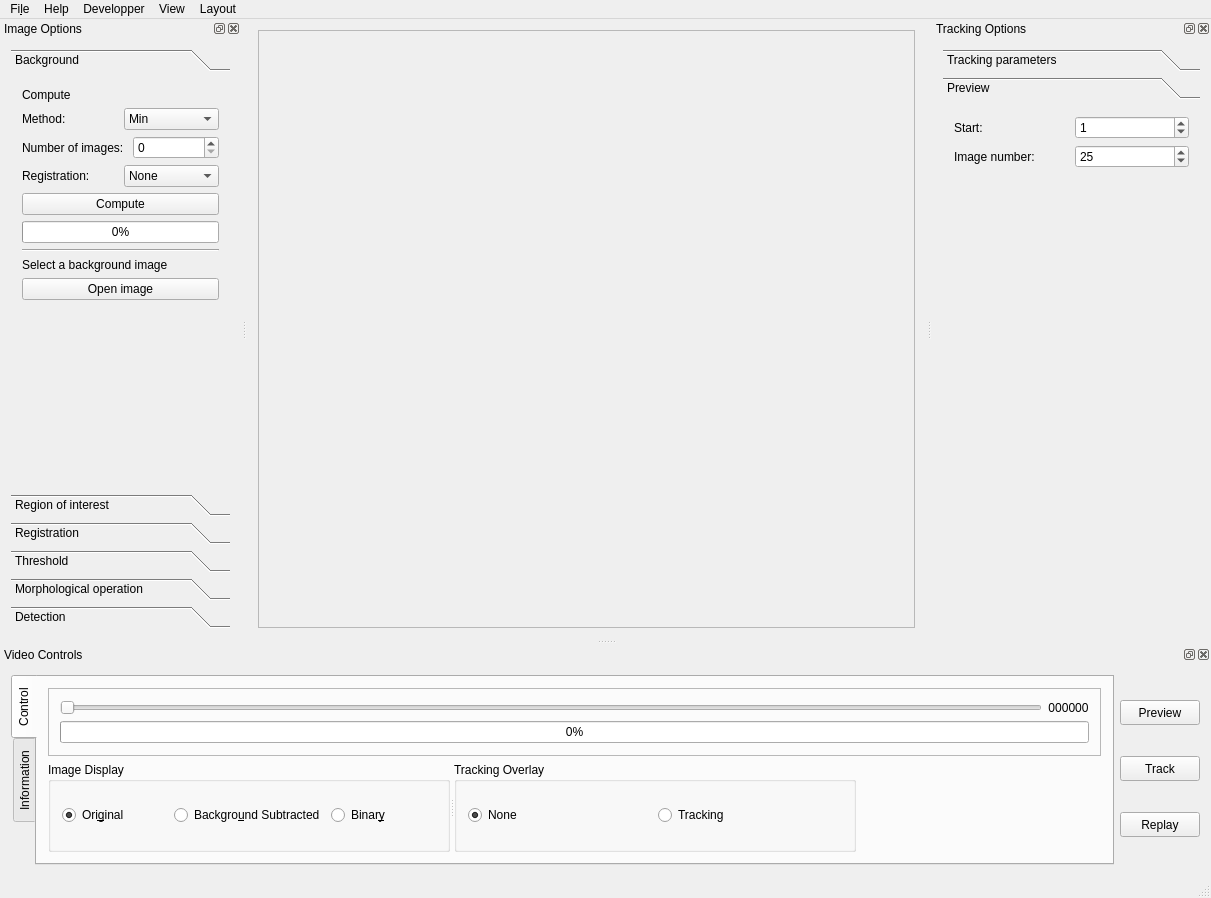
First picture: the form in src/interactive.ui, repository FastTrackOrg/FastTrack, before the edit.
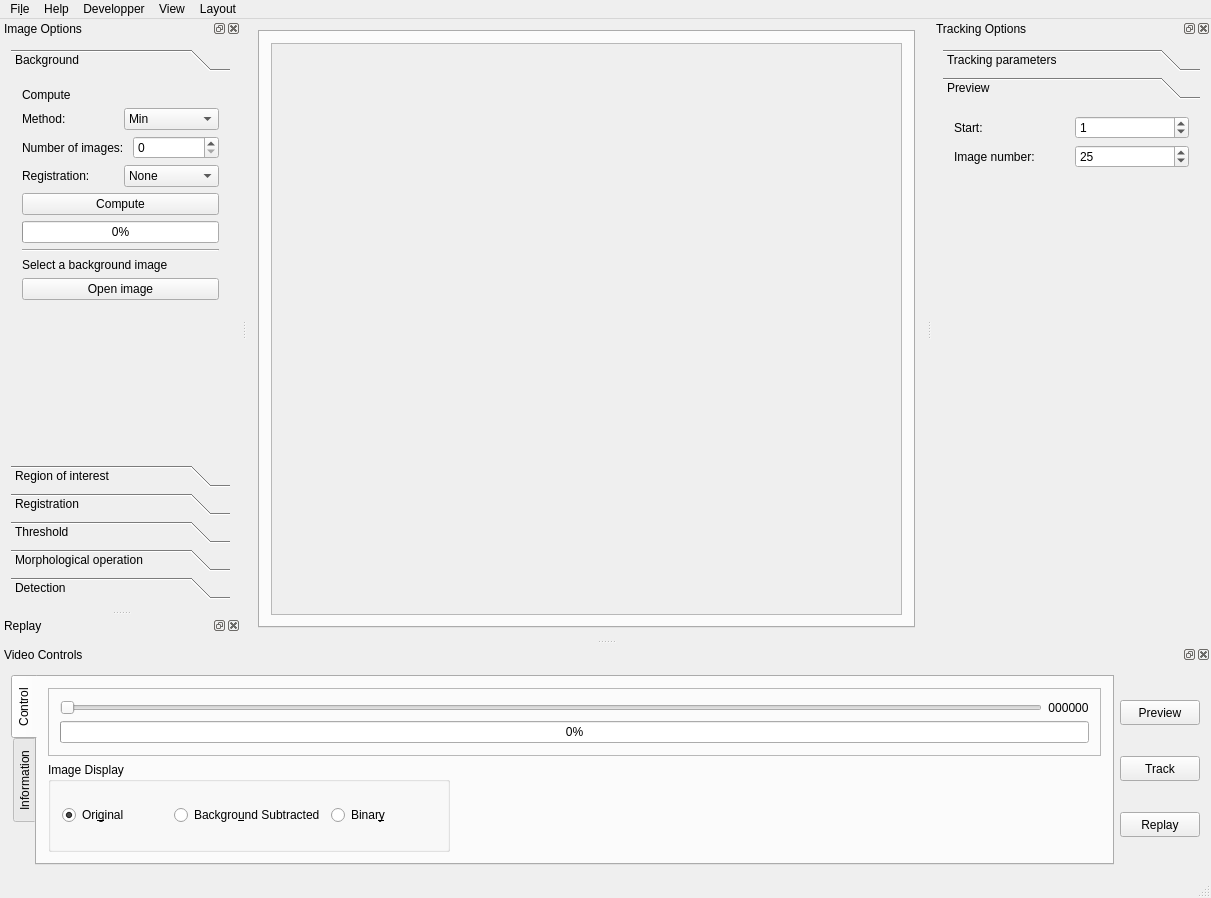
Second picture: the form after the edit. The open tabs and pages were chosen to show the change.

Commit message: [ref] replay: change ui layout

Patch:
```diff
--- a/src/interactive.ui
+++ b/src/interactive.ui
@@ -14,7 +14,26 @@
    <string>MainWindow</string>
   </property>
   <widget class="QWidget" name="centralwidget">
-   <layout class="QGridLayout" name="gridLayout_15">
+   <layout class="QGridLayout" name="gridLayout_14">
+    <item row="0" column="0">
+     <widget class="QTabWidget" name="interactiveTab">
+      <property name="currentIndex">
+       <number>0</number>
+      </property>
+      <property name="tabsClosable">
+       <bool>true</bool>
+      </property>
+      <property name="movable">
+       <bool>false</bool>
+      </property>
+      <property name="tabBarAutoHide">
+       <bool>true</bool>
+      </property>
+      <widget class="QWidget" name="tab_7">
+       <attribute name="title">
+        <string>Tracking</string>
+       </attribute>
+       <layout class="QGridLayout" name="gridLayout_12">
     <item row="0" column="0">
      <widget class="QScrollArea" name="scrollArea">
       <property name="verticalScrollBarPolicy">
@@ -34,8 +53,8 @@
         <rect>
          <x>0</x>
          <y>0</y>
-         <width>637</width>
-         <height>618</height>
+             <width>625</width>
+             <height>598</height>
         </rect>
        </property>
        <layout class="QGridLayout" name="gridLayout_2">
@@ -61,6 +80,10 @@
     </item>
    </layout>
   </widget>
+     </widget>
+    </item>
+   </layout>
+  </widget>
   <widget class="QStatusBar" name="statusbar"/>
   <widget class="QDockWidget" name="trackingOptions">
    <property name="minimumSize">
@@ -390,7 +413,7 @@
           <x>0</x>
           <y>0</y>
           <width>223</width>
-          <height>415</height>
+          <height>381</height>
          </rect>
         </property>
         <attribute name="label">
@@ -1117,7 +1140,7 @@
           <widget class="QSplitter" name="splitter">
            <property name="maximumSize">
             <size>
-             <width>808</width>
+             <width>402</width>
              <height>16777215</height>
             </size>
            </property>
@@ -1170,45 +1193,6 @@
              </item>
             </layout>
            </widget>
-           <widget class="QGroupBox" name="trackingOverlayGroup">
-            <property name="maximumSize">
-             <size>
-              <width>402</width>
-              <height>16777215</height>
-             </size>
-            </property>
-            <property name="title">
-             <string>Tracking Overlay</string>
-            </property>
-            <layout class="QGridLayout" name="gridLayout_12">
-             <item row="0" column="0">
-              <widget class="QRadioButton" name="isNone">
-               <property name="sizePolicy">
-                <sizepolicy hsizetype="Preferred" vsizetype="Fixed">
-                 <horstretch>0</horstretch>
-                 <verstretch>0</verstretch>
-                </sizepolicy>
-               </property>
-               <property name="text">
-                <string>None</string>
-               </property>
-               <property name="checked">
-                <bool>true</bool>
-               </property>
-              </widget>
-             </item>
-             <item row="0" column="1">
-              <widget class="QRadioButton" name="isTracked">
-               <property name="text">
-                <string>Tracking</string>
-               </property>
-               <property name="checkable">
-                <bool>false</bool>
-               </property>
-              </widget>
-             </item>
-            </layout>
-           </widget>
           </widget>
          </item>
         </layout>
@@ -1507,6 +1491,18 @@
     </layout>
    </widget>
   </widget>
+  <widget class="QDockWidget" name="replay">
+   <property name="allowedAreas">
+    <set>Qt::LeftDockWidgetArea|Qt::RightDockWidgetArea</set>
+   </property>
+   <property name="windowTitle">
+    <string>Replay</string>
+   </property>
+   <attribute name="dockWidgetArea">
+    <number>1</number>
+   </attribute>
+   <widget class="QWidget" name="dockWidgetContents_3"/>
+  </widget>
   <action name="actionoption">
    <property name="text">
     <string>Options</string>
```
Left out of the diff: 16 changed lines with no effect on the pictures. Lines whose indentation alone changed are shown as unchanged. The commit also changes 10 other files.
